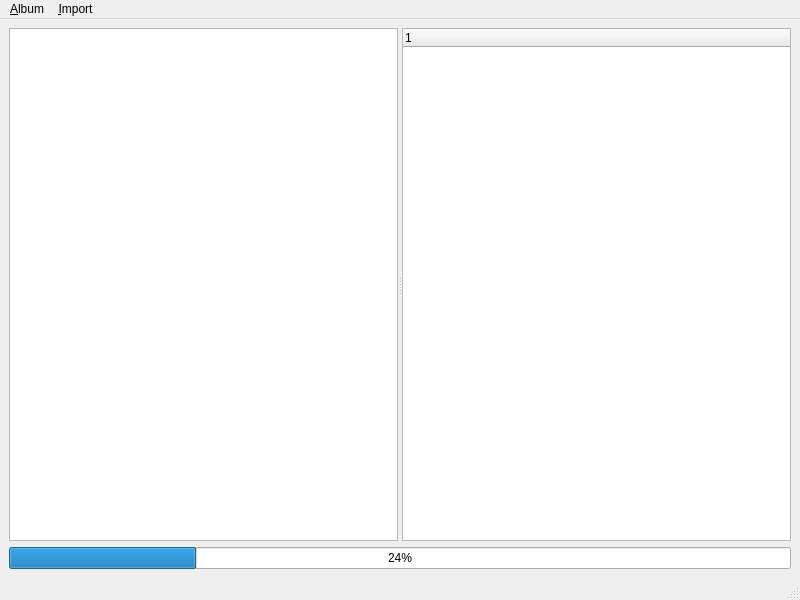
Before: the Qt Designer form GUI/mainWindow.ui in internetimagery/Photos-and-Image-Curation-System, drawn with Qt 5.
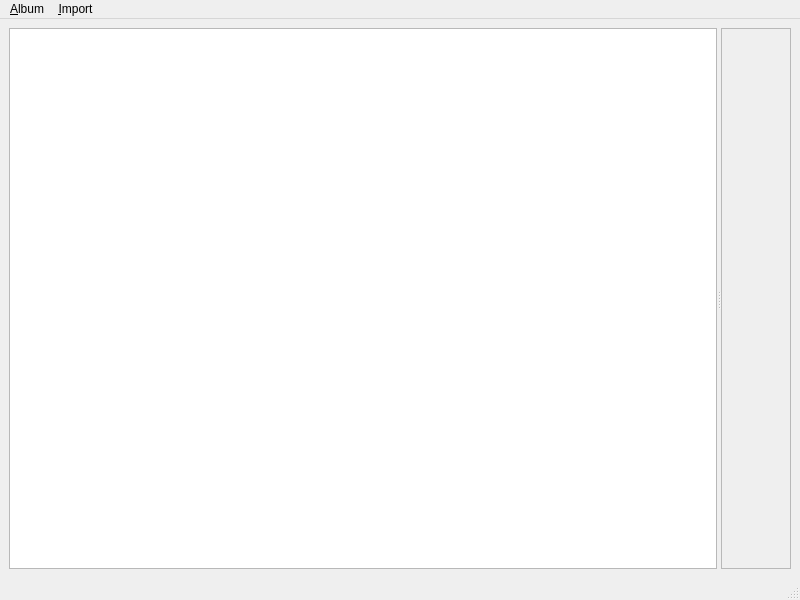
After: the same form once the commit is applied.

```diff
--- a/GUI/mainWindow.ui
+++ b/GUI/mainWindow.ui
@@ -20,23 +20,24 @@
       <property name="orientation">
        <enum>Qt::Horizontal</enum>
       </property>
-      <widget class="QListWidget" name="listWidget"/>
-      <widget class="QTreeWidget" name="treeWidget">
-       <column>
-        <property name="text">
-         <string notr="true">1</string>
+      <widget class="QTreeView" name="treeView"/>
+      <widget class="QScrollArea" name="scrollArea">
+       <property name="widgetResizable">
+        <bool>true</bool>
+       </property>
+       <widget class="QWidget" name="scrollAreaWidgetContents_2">
+        <property name="geometry">
+         <rect>
+          <x>0</x>
+          <y>0</y>
+          <width>244</width>
+          <height>525</height>
+         </rect>
         </property>
-       </column>
+       </widget>
       </widget>
      </widget>
     </item>
-    <item>
-     <widget class="QProgressBar" name="progressBar">
-      <property name="value">
-       <number>24</number>
-      </property>
-     </widget>
-    </item>
    </layout>
   </widget>
   <widget class="QMenuBar" name="menubar">
```
Left out of the diff: 2 changed lines with no effect on the pictures.
